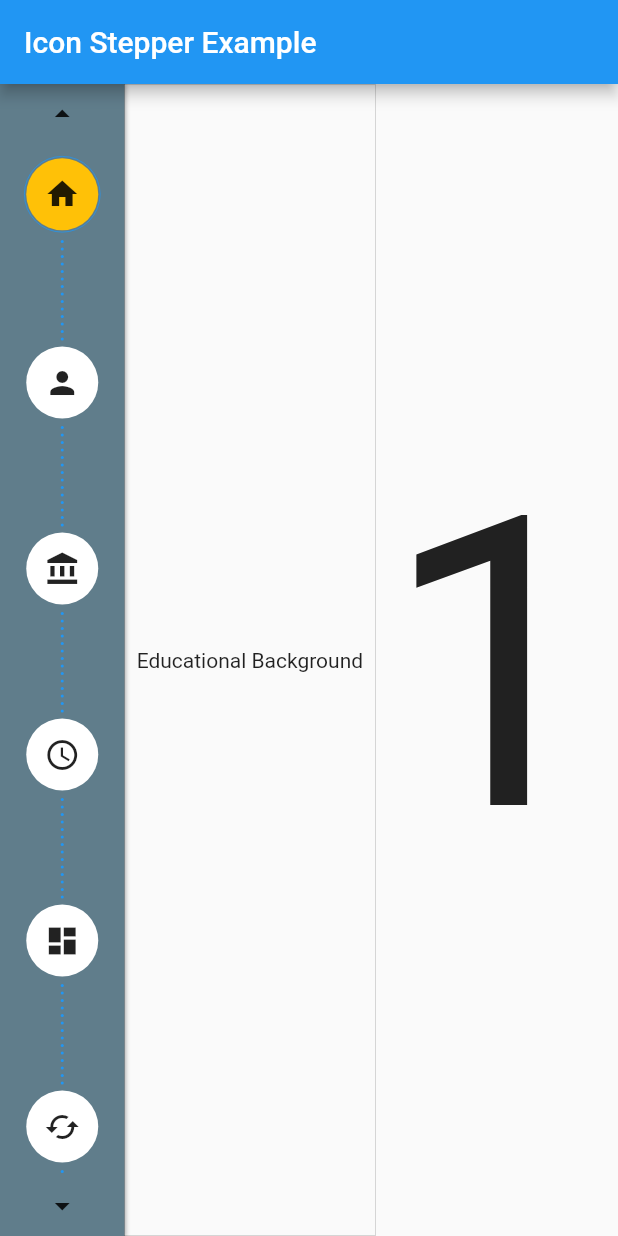
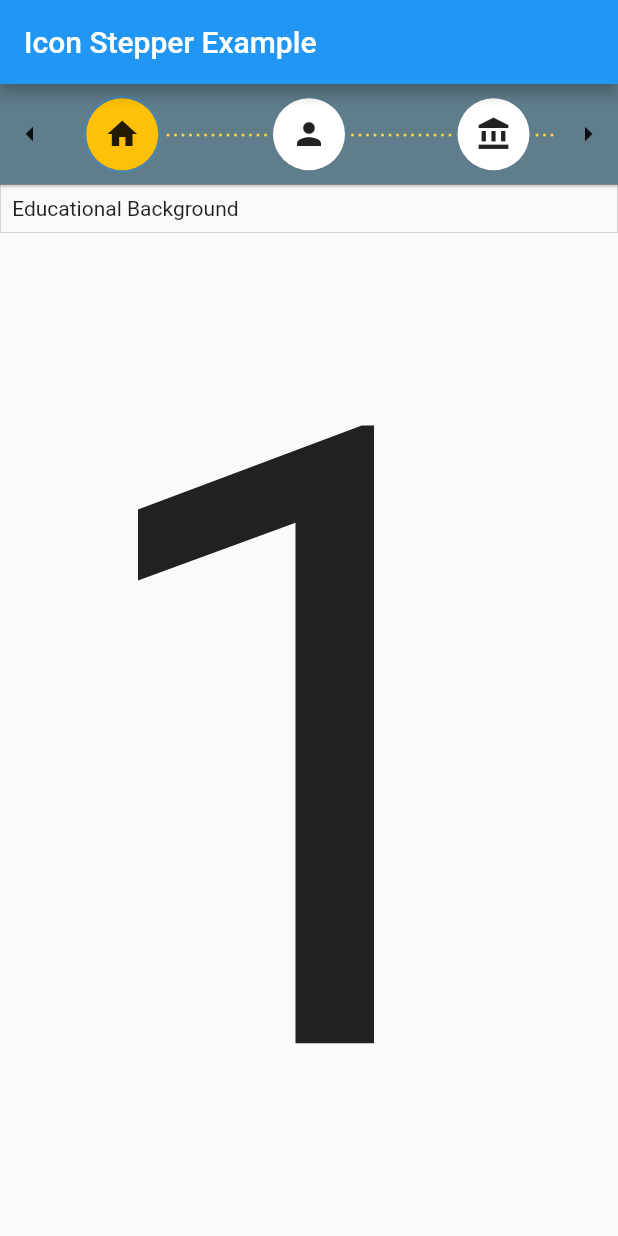
Before and after one commit to imujtaba8488/package_im_stepper, a Flutter app: the screen it shows after launch, on a phone screen of 412 x 824 dp. Run offline on Flutter 3.47's test engine with Material 2 defaults, Android fonts, the phone set to English and light mode, and no system bars.

Commit message:
__BugFix:__ couldn't set color and other properties for the DottedLine when in vertical mode. Added the option to _enable and disable stepping_ that could benefit validation before the next step is reached. Thanks @ Mohamed Elyamani. Refactored & optimized the code.

```diff
--- a/lib/main.dart
+++ b/lib/main.dart
@@ -21,7 +21,7 @@ class _MyAppState extends State<MyApp> {
         appBar: AppBar(
           title: Text('Icon Stepper Example'),
         ),
-        body: Row(
+        body: Column(
           children: <Widget>[
             Container(
               // margin: EdgeInsets.all(5.0),
@@ -37,11 +37,12 @@ class _MyAppState extends State<MyApp> {
                 // borderRadius: BorderRadius.circular(5.0),
               ),
               child: IconStepper(
-                direction: Axis.vertical,
+                // direction: Axis.vertical,
                 // enableNextPreviousButtons: false,
                 stepColor: Colors.white,
                 activeStepColor: Colors.amber,
                 lineColor: Colors.amberAccent,
+                // steppingEnabled: false,
                 // lineDotRadius: 2,
                 lineLength: 75,
                 onStepReached: (value) {
--- a/lib/src/icon_stepper/icon_stepper.dart
+++ b/lib/src/icon_stepper/icon_stepper.dart
@@ -28,7 +28,7 @@ class IconStepper extends StatefulWidget {
   /// Whether to show the steps horizontally or vertically. __Note: Ensure horizontal stepper goes inside a column and vertical goes inside a row.__
   final Axis direction;
 
-  /// The color of the step when it is not selected.
+  /// The color of the step when it is not reached.
   final Color stepColor;
 
   /// The color of a step when it is reached.
@@ -55,6 +55,9 @@ class IconStepper extends StatefulWidget {
   /// The duration of the animation effect to show when a step is reached.
   final Duration stepReachedAnimationDuration;
 
+  /// Whether the stepping is enabled or disabled.
+  final bool steppingEnabled;
+
   IconStepper({
     this.icons,
     this.enableNextPreviousButtons = true,
@@ -72,6 +75,7 @@ class IconStepper extends StatefulWidget {
     this.stepRadius = 24.0,
     this.stepReachedAnimationEffect = Curves.bounceOut,
     this.stepReachedAnimationDuration = const Duration(seconds: 1),
+    this.steppingEnabled = true,
   }) {
     assert(
       lineDotRadius <= 10 && lineDotRadius > 0,
@@ -100,6 +104,7 @@ class _IconStepperState extends State<IconStepper> {
     this._scrollController = ScrollController();
   }
 
+  /// Controls the step scrolling.
   void _afterLayout(_) {
     // * This owes an explanation.
     for (int i = 0; i < widget.icons.length; i++) {
@@ -109,9 +114,7 @@ class _IconStepperState extends State<IconStepper> {
         curve: widget.stepReachedAnimationEffect,
       );
 
-      if (_selectedIndex == i) {
-        break;
-      }
+      if (_selectedIndex == i) break;
     }
   }
 
@@ -144,6 +147,7 @@ class _IconStepperState extends State<IconStepper> {
           );
   }
 
+  /// Builds the stepper.
   Widget _stepperBuilder() {
     return SingleChildScrollView(
       scrollDirection: widget.direction,
@@ -158,6 +162,7 @@ class _IconStepperState extends State<IconStepper> {
     );
   }
 
+  /// Builds the stepper steps.
   List<Widget> _buildSteps() {
     return List.generate(
       widget.icons.length,
@@ -165,7 +170,23 @@ class _IconStepperState extends State<IconStepper> {
         return widget.direction == Axis.horizontal
             ? Row(
                 children: <Widget>[
-                  IconIndicator(
+                  _iconStepCustomized(index),
+                  _dottedLineCustomized(index, Axis.horizontal),
+                ],
+              )
+            : Column(
+                children: <Widget>[
+                  _iconStepCustomized(index),
+                  _dottedLineCustomized(index, Axis.vertical),
+                ],
+              );
+      },
+    );
+  }
+
+  /// A customized IconStep.
+  Widget _iconStepCustomized(int index) {
+    return IconIndicator(
       index: index + 1,
       icon: Icon(
         widget.icons[index].icon,
@@ -175,65 +196,35 @@ class _IconStepperState extends State<IconStepper> {
       isSelected: _selectedIndex == index,
       onPressed: widget.enableStepTapping
           ? () {
+              if (widget.steppingEnabled) {
                 setState(() {
                   _selectedIndex = index;
                   widget.onStepReached(_selectedIndex);
                 });
+              }
             }
           : null,
       color: widget.stepColor,
       activeColor: widget.activeStepColor,
       activeBorderColor: widget.activeStepBorderColor,
       radius: widget.stepRadius,
-                  ),
-                  index < widget.icons.length - 1
+    );
+  }
+
+  /// A customized DottedLine.
+  Widget _dottedLineCustomized(int index, Axis axis) {
+    return index < widget.icons.length - 1
         ? DottedLine(
             length: widget.lineLength ?? 50,
             color: widget.lineColor ?? Colors.blue,
             dotRadius: widget.lineDotRadius ?? 1.0,
             spacing: 5.0,
+            axis: axis,
           )
-                      : Container(),
-                ],
-              )
-            : Column(
-                children: <Widget>[
-                  IconIndicator(
-                    index: index + 1,
-                    icon: Icon(
-                      widget.icons[index].icon,
-                      size: widget.stepRadius,
-                      color: widget.icons[index].color,
-                    ),
-                    isSelected: _selectedIndex == index,
-                    onPressed: widget.enableStepTapping
-                        ? () {
-                            setState(() {
-                              _selectedIndex = index;
-                              widget.onStepReached(_selectedIndex);
-                            });
-                          }
-                        : null,
-                    color: widget.stepColor,
-                    activeColor: widget.activeStepColor,
-                    activeBorderColor: widget.activeStepBorderColor,
-                    radius: widget.stepRadius,
-                  ),
-                  index < widget.icons.length - 1
-                      ? DottedLine(
-                          length: widget.lineLength ?? 50,
-                          color: Colors.blue,
-                          dotRadius: 1.0,
-                          spacing: 5.0,
-                          axis: Axis.vertical,
-                        )
-                      : Container(),
-                ],
-              );
-      },
-    );
+        : Container();
   }
 
+  /// The previous button.
   Widget _previousButton() {
     return IgnorePointer(
       ignoring: _selectedIndex == 0,
@@ -257,6 +248,7 @@ class _IconStepperState extends State<IconStepper> {
     );
   }
 
+  /// The next button.
   Widget _nextButton() {
     return IgnorePointer(
       ignoring: _selectedIndex == widget.icons.length - 1,
@@ -269,7 +261,8 @@ class _IconStepperState extends State<IconStepper> {
                   : Icons.arrow_drop_down,
             ),
         onPressed: () {
-          if (_selectedIndex < widget.icons.length - 1) {
+          if (_selectedIndex < widget.icons.length - 1 &&
+              widget.steppingEnabled) {
             setState(() {
               _selectedIndex++;
               widget.onStepReached(_selectedIndex);
```
Also changed, not shown: 2 other files. Lines whose indentation alone changed are shown as unchanged.
